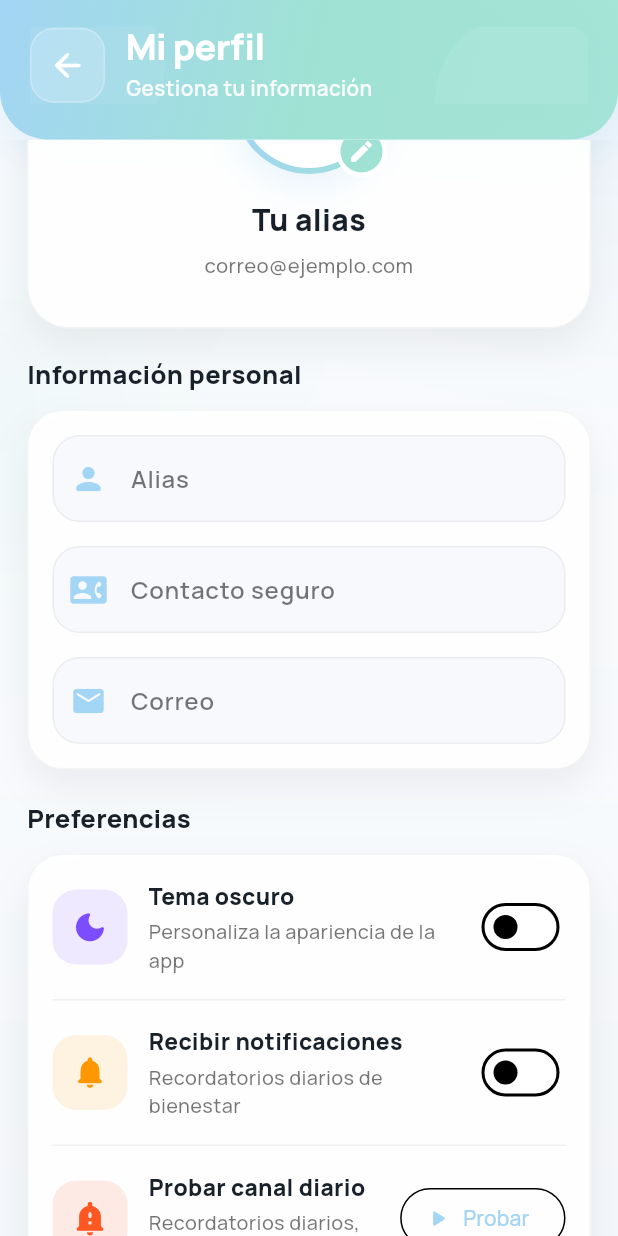
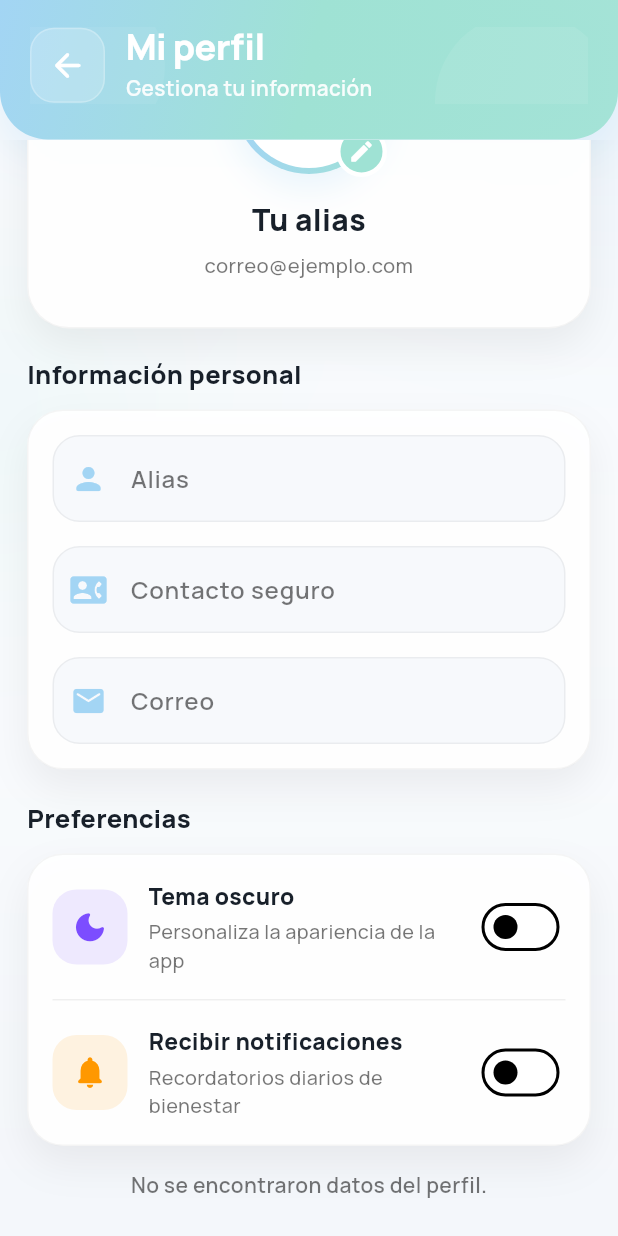
Before and after one commit to JesusFigueroa25/SEABOT, a Flutter app: the ProfileScreen screen opened directly, scrolled down 114 dp, on a phone screen of 412 x 824 dp. Run offline on Flutter 3.47's test engine with Material 3 defaults, Android fonts, the phone set to English and light mode, and no system bars; our stand-ins replace connectivity_plus, fl_chart, flutter_local_notifications, flutter_secure_storage, flutter_timezone, google_fonts and 7 more; missing offline and left inert: flutter_pdfview; accounts and stored records are empty.

Commit message:
fix: Ya esta probado en un emulador con Android 13 part3

```diff
--- a/PROYECTO/fronted-seabot/lib/screens/ProfileScreen.dart
+++ b/PROYECTO/fronted-seabot/lib/screens/ProfileScreen.dart
@@ -243,7 +243,8 @@ class _ProfileScreenState extends State<ProfileScreen>
     await _guardarPreferenciaNotificaciones(true);
     await NotificationService.showNotification(
       title: 'Notificaciones activadas',
-      body: 'Recibirás recordatorios a las 9:00 AM, 1:00 PM, 6:00 PM y 8:00 PM.',
+      body:
+          'Recibirás recordatorios a las 9:00 AM, 1:00 PM, 6:00 PM y 8:00 PM.',
     );
 
     if (!mounted) return;
@@ -1063,7 +1064,9 @@ class _ProfileScreenState extends State<ProfileScreen>
                                     await _onNotificationsChanged(val);
                                   },
                                 ),
-                                _buildDivider(isDark),
+
+                                //Prueba de Notificacion Instantanea - 10 Segundos
+                                /* _buildDivider(isDark),
                                 _buildActionTile(
                                   isDark: isDark,
                                   icon: Icons.notification_important_rounded,
@@ -1078,53 +1081,11 @@ class _ProfileScreenState extends State<ProfileScreen>
                                   onPressed: _pruebaCanalDiarioEnCurso
                                       ? null
                                       : _onDailyChannelDiagnosticPressed,
-                                ),
-
-                                // _buildDivider(isDark),
-                                // _buildSwitchTile(
-                                //   isDark: isDark,
-                                //   icon: Icons.timer_rounded,
-                                //   iconColor: Colors.blueAccent,
-                                //   title: "Prueba de notificación",
-                                //   subtitle:
-                                //       "Programa una notificación en segundos",
-                                //   value: _notificacionPruebaActiva,
-                                //   onChanged: (val) async {
-                                //     await _onTestNotificationChanged(val);
-                                //   },
-                                // ),
+                                ),*/
                               ],
                             ),
                           ),
-                          const SizedBox(height: 20),
-
-                          const SizedBox(height: 24),
-                          const SizedBox(height: 24),
-                          //SizedBox(
-                          //  width: double.infinity,
-                          //  child: FilledButton.icon(
-                          //    onPressed: _onSavePressed,
-                          //    icon: const Icon(Icons.save_rounded),
-                          //    label: Text(
-                          //      "Guardar cambios",
-                          //      style: GoogleFonts.manrope(
-                          //        fontSize: 15,
-                          //        fontWeight: FontWeight.w800,
-                          //      ),
-                          //    ),
-                          //    style: FilledButton.styleFrom(
-                          //      backgroundColor: AppColors.secundary,
-                          //      foregroundColor: Colors.white,
-                          //      elevation: 0,
-                          //      padding: const EdgeInsets.symmetric(
-                          //        vertical: 16,
-                          //      ),
-                          //      shape: RoundedRectangleBorder(
-                          //        borderRadius: BorderRadius.circular(18),
-                          //      ),
-                          //    ),
-                          //  ),
-                          //),
+
                           if (!isLoading && student == null) ...[
                             const SizedBox(height: 16),
                             Center(
```
